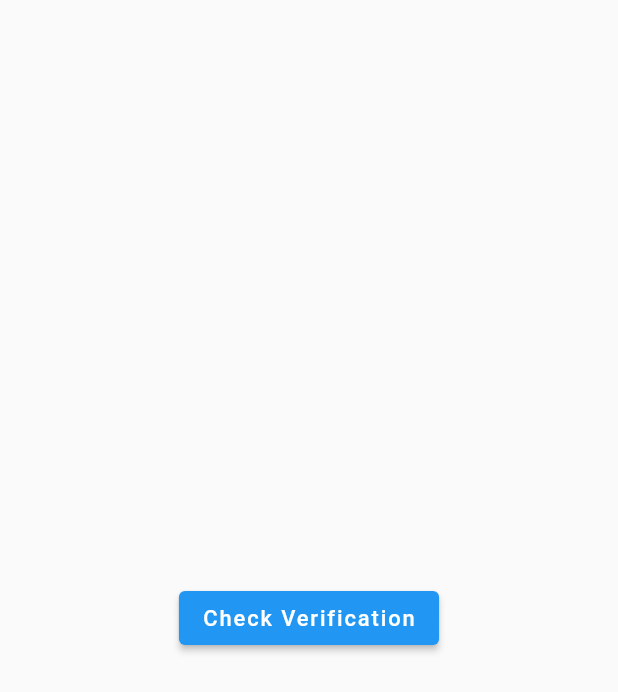
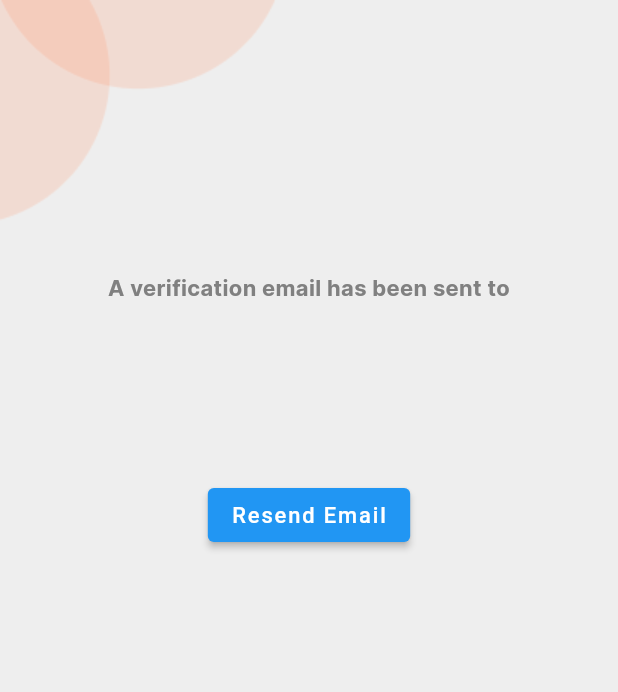
Before and after one commit to muneeb-shahid/Notepad, a Flutter app: the EmailVerification screen opened directly, on a phone screen of 412 x 824 dp. Shown: the top 692 px of the screen. Run offline on Flutter 3.47's test engine with Material 2 defaults, Android fonts, the phone set to English and light mode, and no system bars; our stand-ins replace cloud_firestore, firebase_auth, firebase_core, flutter_screenutil, get; accounts and stored records are empty.

Commit message:
Seventh commit

```diff
--- a/lib/controller/EmailVerificationController/EmailVerificationController.dart
+++ b/lib/controller/EmailVerificationController/EmailVerificationController.dart
@@ -1,3 +1,5 @@
+import 'dart:async';
+
 import 'package:firebase_auth/firebase_auth.dart';
 import 'package:flutter/material.dart';
 import 'package:get/get.dart';
@@ -5,18 +7,23 @@ import 'package:get/get.dart';
 import '../../constants/colors_constants/colors_constants.dart';
 import '../../home.dart';
 
+MediaQueryData mediaQueryData = Get.mediaQuery;
+
 class EmailVerificationController extends GetxController {
+  double screenHeight = mediaQueryData.size.height * 1;
+  double screenWidth = mediaQueryData.size.width * 1;
   final FirebaseAuth _auth = FirebaseAuth.instance;
+  Timer? timer;
+  bool _isEmailVerified = false;
+  get isEmailVerified => _isEmailVerified;
 
-  void checkEmailVerification() async {
+  sendEmailVerificationCode() async {
     User? user = _auth.currentUser;
-    if (user != null && user.emailVerified) {
-      // Navigate to home screen
-      Get.to(home());
-    } else {
+    if (user != null && !user.emailVerified) {
+      await user.sendEmailVerification();
       Get.snackbar(
-        'Please verified your email', //Snackbar title
-        'Please verify your email first', // Snackbar message
+        'Email Verification', //Snackbar title
+        'Verification email sent to ${user.email}', // Snackbar message
         icon: const Icon(Icons.verified_outlined, color: Colors.black),
         backgroundColor: Colors_Constants.app_white_color,
         colorText: Colors.black,
@@ -26,4 +33,37 @@ class EmailVerificationController extends GetxController {
       );
     }
   }
+
+  @override
+  void onInit() {
+    // TODO: implement onInit
+    User? isEmailVerified = FirebaseAuth.instance.currentUser;
+
+    if (!_isEmailVerified) {
+      sendEmailVerificationCode();
+      timer = Timer.periodic(Duration(seconds: 3), (timer) {
+        checkEmailVerified();
+      });
+    }
+    super.onInit();
+  }
+
+  @override
+  void dispose() {
+    timer?.cancel();
+    // TODO: implement dispose
+    super.dispose();
+  }
+
+  Future<void> checkEmailVerified() async {
+    await FirebaseAuth.instance.currentUser!.reload();
+
+    _isEmailVerified = !_isEmailVerified;
+
+    _isEmailVerified = FirebaseAuth.instance.currentUser!.emailVerified;
+
+    if (isEmailVerified) {
+      Get.to(home());
+    }
+  }
 }
--- a/lib/view/EmailVerification/EmailVerificationController.dart
+++ b/lib/view/EmailVerification/EmailVerificationController.dart
@@ -1,30 +1,60 @@
+import 'package:firebase_auth/firebase_auth.dart';
 import 'package:flutter/material.dart';
+import 'package:flutter_screenutil/flutter_screenutil.dart';
 import 'package:get/get.dart';
+import 'package:notepad/constants/colors_constants/colors_constants.dart';
+import 'package:notepad/constants/fonts_size_constant/fonts_size_constant.dart';
+import 'package:notepad/home.dart';
 
 import '../../controller/EmailVerificationController/EmailVerificationController.dart';
 
 class EmailVerification extends StatelessWidget {
-  const EmailVerification({super.key});
+  EmailVerification({super.key});
+
+  EmailVerificationController emailVerificationController =
+      Get.put(EmailVerificationController());
+  var user = FirebaseAuth.instance.currentUser!.email;
 
   @override
-  Widget build(BuildContext context) {
-    EmailVerificationController emailVerificationController =
-        Get.put(EmailVerificationController());
-    return Scaffold(
-      // ... existing code ...
-
-      body: Column(
+  Widget build(BuildContext context) => emailVerificationController
+          .isEmailVerified
+      ? home()
+      : Scaffold(
+          backgroundColor: Colors_Constants.app_background_color,
+          body: SafeArea(
+              top: true,
+              child: SingleChildScrollView(
+                child: Column(
+                  children: [
+                    Row(
+                      mainAxisAlignment: MainAxisAlignment.start,
+                      crossAxisAlignment: CrossAxisAlignment.start,
+                      children: [
+                        Image(image: AssetImage("assets/images/shape.png")),
+                      ],
+                    ),
+                    Row(
                       mainAxisAlignment: MainAxisAlignment.center,
-        crossAxisAlignment: CrossAxisAlignment.center,
                       children: [
-          Center(
-            child: ElevatedButton(
-              onPressed:emailVerificationController.checkEmailVerification,
-              child: Text('Check Verification'),
-            ),
+                        Text(
+                          'A verification email has been sent to \n\n${user}',
+                          textAlign: TextAlign.center,
+                          style: TextStyle(
+                              fontFamily:
+                                  Fonts_Size_Constants.regular_font_family,
+                              fontWeight: FontWeight.bold,
+                              color: Colors_Constants.app_grey_color,
+                              fontSize: Fonts_Size_Constants.text_font_size.sp),
                         ),
                       ],
                     ),
+                    SizedBox(
+                      height: emailVerificationController.screenHeight * 0.1,
+                    ),
+                    ElevatedButton(
+                        onPressed: () {}, child: Text("Resend Email"))
+                  ],
+                ),
+              )),
         );
 }
-}
```
Also changed, not shown: lib/controller/SignUpController/SignUpController.dart (+92 -20 lines). Lines whose indentation alone changed are shown as unchanged.
